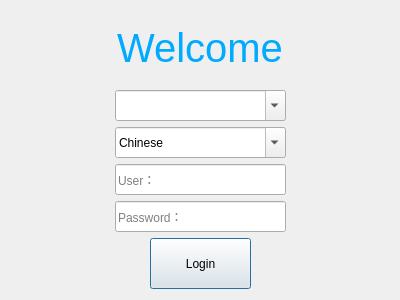
Look-up-the-sky/Modbus-monitoring-tool, file ModbusToolCode/logindialog.ui: the form before one commit.
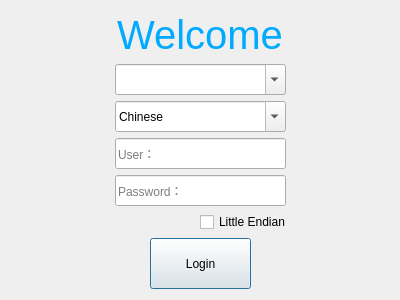
The form after the commit.

Patch:
```diff
--- a/ModbusToolCode/logindialog.ui
+++ b/ModbusToolCode/logindialog.ui
@@ -28,8 +28,8 @@
   <property name="windowTitle">
    <string>Login</string>
   </property>
-  <layout class="QGridLayout" name="gridLayout">
-   <item row="0" column="0" colspan="3">
+  <layout class="QVBoxLayout" name="verticalLayout_2">
+   <item>
     <widget class="QLabel" name="label">
      <property name="enabled">
       <bool>true</bool>
@@ -59,7 +59,9 @@
      </property>
     </widget>
    </item>
-   <item row="1" column="0">
+   <item>
+    <layout class="QHBoxLayout" name="horizontalLayout">
+     <item>
     <spacer name="horizontalSpacer_2">
      <property name="orientation">
       <enum>Qt::Horizontal</enum>
@@ -72,7 +74,7 @@
      </property>
     </spacer>
    </item>
-   <item row="1" column="1">
+     <item>
     <layout class="QVBoxLayout" name="verticalLayout">
      <item>
       <widget class="QComboBox" name="comboBox">
@@ -165,7 +167,7 @@
      </item>
     </layout>
    </item>
-   <item row="1" column="2">
+     <item>
     <spacer name="horizontalSpacer_3">
      <property name="orientation">
       <enum>Qt::Horizontal</enum>
@@ -178,8 +180,51 @@
      </property>
     </spacer>
    </item>
-   <item row="2" column="0" colspan="3">
-    <layout class="QHBoxLayout" name="horizontalLayout">
+    </layout>
+   </item>
+   <item>
+    <layout class="QHBoxLayout" name="horizontalLayout_4">
+     <item>
+      <spacer name="horizontalSpacer">
+       <property name="orientation">
+        <enum>Qt::Horizontal</enum>
+       </property>
+       <property name="sizeHint" stdset="0">
+        <size>
+         <width>40</width>
+         <height>20</height>
+        </size>
+       </property>
+      </spacer>
+     </item>
+     <item>
+      <layout class="QHBoxLayout" name="horizontalLayout_2">
+       <item>
+        <widget class="QCheckBox" name="checkBox_LowFirst">
+         <property name="text">
+          <string>Little Endian</string>
+         </property>
+        </widget>
+       </item>
+       <item>
+        <spacer name="horizontalSpacer_4">
+         <property name="orientation">
+          <enum>Qt::Horizontal</enum>
+         </property>
+         <property name="sizeHint" stdset="0">
+          <size>
+           <width>40</width>
+           <height>20</height>
+          </size>
+         </property>
+        </spacer>
+       </item>
+      </layout>
+     </item>
+    </layout>
+   </item>
+   <item>
+    <layout class="QHBoxLayout" name="horizontalLayout_3">
      <item>
       <spacer name="horizontalSpacer_6">
        <property name="minimumSize">
```
Lines whose indentation alone changed are shown as unchanged.
